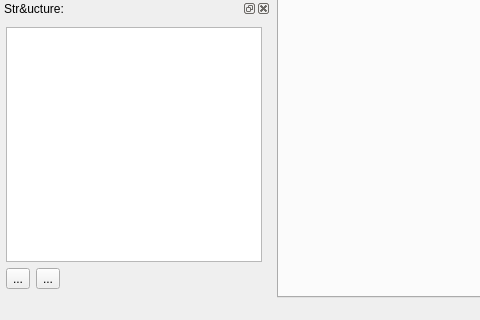
Old version of the form bin/view/mainwindow.ui in the repository dyle/rpgmapper; both pictures show x 0 to 480 and y 374 to 694 of the 876 by 694 pixel window.
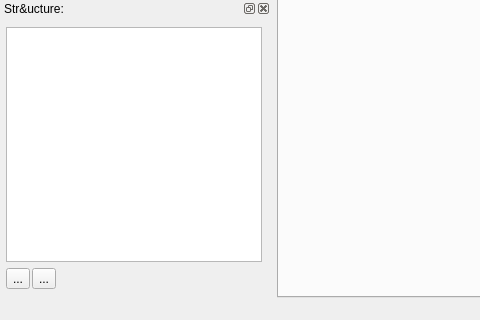
New version of the form. Icons and pictures are not drawn. Custom widgets are drawn as their Qt base class.

Patch:
```diff
--- a/bin/view/mainwindow.ui
+++ b/bin/view/mainwindow.ui
@@ -261,6 +261,9 @@
      <item>
       <widget class="QWidget" name="wdAtlasTreeButtons" native="true">
        <layout class="QHBoxLayout" name="horizontalLayout">
+        <property name="spacing">
+         <number>2</number>
+        </property>
         <property name="leftMargin">
          <number>0</number>
         </property>
@@ -286,6 +289,12 @@
         </item>
         <item>
          <widget class="QToolButton" name="tbAtlasTreeDeleteRegion">
+          <property name="maximumSize">
+           <size>
+            <width>24</width>
+            <height>24</height>
+           </size>
+          </property>
           <property name="text">
            <string>...</string>
           </property>
```
Left out of the diff: 12 changed lines with no effect on the pictures.
